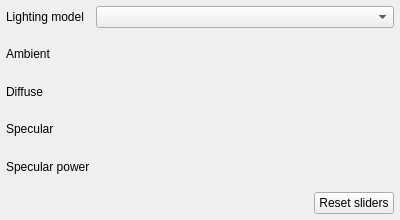
Old version of the form Modules/VolumeVisualizationUI/src/QmitkVolumeLightingWidgetControls.ui in the repository MITK/MITK.
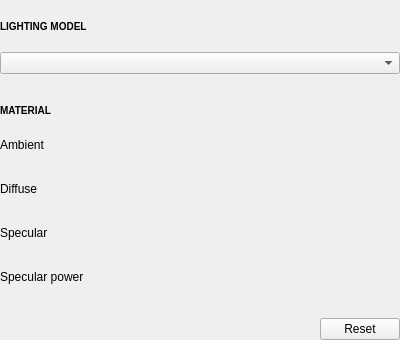
New version of the form. Custom widgets are drawn as their Qt base class.

Commit message: Fine-tune the volume visualization panel

What changed in the file:
```diff
--- a/Modules/VolumeVisualizationUI/src/QmitkVolumeLightingWidgetControls.ui
+++ b/Modules/VolumeVisualizationUI/src/QmitkVolumeLightingWidgetControls.ui
@@ -7,7 +7,7 @@
     <x>0</x>
     <y>0</y>
     <width>400</width>
-    <height>220</height>
+    <height>340</height>
    </rect>
   </property>
   <property name="sizePolicy">
@@ -16,77 +16,156 @@
     <verstretch>0</verstretch>
    </sizepolicy>
   </property>
-  <layout class="QGridLayout" name="lightingLayout" columnstretch="0,100">
+  <layout class="QVBoxLayout" name="lightingLayout">
+   <property name="spacing">
+    <number>6</number>
+   </property>
    <property name="leftMargin">
-    <number>6</number>
+    <number>0</number>
    </property>
    <property name="topMargin">
-    <number>6</number>
+    <number>8</number>
    </property>
    <property name="rightMargin">
-    <number>6</number>
+    <number>0</number>
    </property>
    <property name="bottomMargin">
-    <number>6</number>
+    <number>0</number>
    </property>
-   <property name="verticalSpacing">
-    <number>13</number>
-   </property>
-   <item row="0" column="0">
-    <widget class="QLabel" name="lightingModelLabel">
+   <item>
+    <widget class="QLabel" name="lightingModelGroupLabel">
+     <property name="textFormat">
+      <enum>Qt::TextFormat::RichText</enum>
+     </property>
      <property name="text">
-      <string>Lighting model</string>
+      <string>&lt;small&gt;&lt;b&gt;LIGHTING MODEL&lt;/b&gt;&lt;/small&gt;</string>
      </property>
     </widget>
    </item>
-   <item row="0" column="1">
+   <item>
     <widget class="QComboBox" name="lightingModelComboBox">
+     <property name="sizePolicy">
+      <sizepolicy hsizetype="Expanding" vsizetype="Fixed">
+       <horstretch>0</horstretch>
+       <verstretch>0</verstretch>
+      </sizepolicy>
+     </property>
      <property name="toolTip">
       <string>Headlight: one light at the camera. Nothing casts a visible shadow, since the light reaches everything you can see, but it is the only rig for which the renderer tints ambient light by the tissue's own colour, so the ambient slider fills rather than veils. Key light: an off-axis key with a dimmer opposing fill, tracing short shadow rays through the volume so that contacts and recesses darken; surface shading and its highlight stay on top of that. The rays are kept short on purpose - long ones let one structure cast onto another, which describes the lighting rather than the anatomy. Ambient is held at zero here because with more than one light the renderer adds it as a flat grey; the fill light does that job instead. It costs more per frame in a still image, is switched off while you drag, and relights any surface in the same window.</string>
      </property>
     </widget>
    </item>
-   <item row="1" column="0">
+   <item>
+    <spacer name="materialGroupSpacerAbove">
+     <property name="orientation">
+      <enum>Qt::Orientation::Vertical</enum>
+     </property>
+     <property name="sizeType">
+      <enum>QSizePolicy::Policy::Fixed</enum>
+     </property>
+     <property name="sizeHint" stdset="0">
+      <size>
+       <width>20</width>
+       <height>12</height>
+      </size>
+     </property>
+    </spacer>
+   </item>
+   <item>
+    <widget class="QLabel" name="materialGroupLabel">
+     <property name="textFormat">
+      <enum>Qt::TextFormat::RichText</enum>
+     </property>
+     <property name="text">
+      <string>&lt;small&gt;&lt;b&gt;MATERIAL&lt;/b&gt;&lt;/small&gt;</string>
+     </property>
+    </widget>
+   </item>
+   <item>
+    <layout class="QVBoxLayout" name="ambientRow">
+     <property name="spacing">
+      <number>2</number>
+     </property>
+     <item>
     <widget class="QLabel" name="ambientLabel">
      <property name="text">
       <string>Ambient</string>
      </property>
     </widget>
    </item>
-   <item row="1" column="1">
+     <item>
     <widget class="ctkSliderWidget" name="ambientSlider" native="true"/>
    </item>
-   <item row="2" column="0">
+    </layout>
+   </item>
+   <item>
+    <layout class="QVBoxLayout" name="diffuseRow">
+     <property name="spacing">
+      <number>2</number>
+     </property>
+     <item>
     <widget class="QLabel" name="diffuseLabel">
      <property name="text">
       <string>Diffuse</string>
      </property>
     </widget>
    </item>
-   <item row="2" column="1">
+     <item>
     <widget class="ctkSliderWidget" name="diffuseSlider" native="true"/>
    </item>
-   <item row="3" column="0">
+    </layout>
+   </item>
+   <item>
+    <layout class="QVBoxLayout" name="specularRow">
+     <property name="spacing">
+      <number>2</number>
+     </property>
+     <item>
     <widget class="QLabel" name="specularLabel">
      <property name="text">
       <string>Specular</string>
      </property>
     </widget>
    </item>
-   <item row="3" column="1">
+     <item>
     <widget class="ctkSliderWidget" name="specularSlider" native="true"/>
    </item>
-   <item row="4" column="0">
+    </layout>
+   </item>
+   <item>
+    <layout class="QVBoxLayout" name="specularPowerRow">
+     <property name="spacing">
+      <number>2</number>
+     </property>
+     <item>
     <widget class="QLabel" name="specularPowerLabel">
      <property name="text">
       <string>Specular power</string>
      </property>
     </widget>
    </item>
-   <item row="4" column="1">
+     <item>
     <widget class="ctkSliderWidget" name="specularPowerSlider" native="true"/>
    </item>
-   <item row="5" column="1">
+    </layout>
+   </item>
+   <item>
+    <spacer name="resetSpacerAbove">
+     <property name="orientation">
+      <enum>Qt::Orientation::Vertical</enum>
+     </property>
+     <property name="sizeType">
+      <enum>QSizePolicy::Policy::Fixed</enum>
+     </property>
+     <property name="sizeHint" stdset="0">
+      <size>
+       <width>20</width>
+       <height>6</height>
+      </size>
+     </property>
+    </spacer>
+   </item>
+   <item>
     <layout class="QHBoxLayout" name="resetRowLayout">
      <item>
       <spacer name="resetRowSpacer">
@@ -104,7 +183,7 @@
      <item>
       <widget class="QPushButton" name="resetButton">
        <property name="text">
-        <string>Reset sliders</string>
+        <string>Reset</string>
        </property>
       </widget>
      </item>
```
Lines whose indentation alone changed are shown as unchanged. The commit also changes 6 other files.
